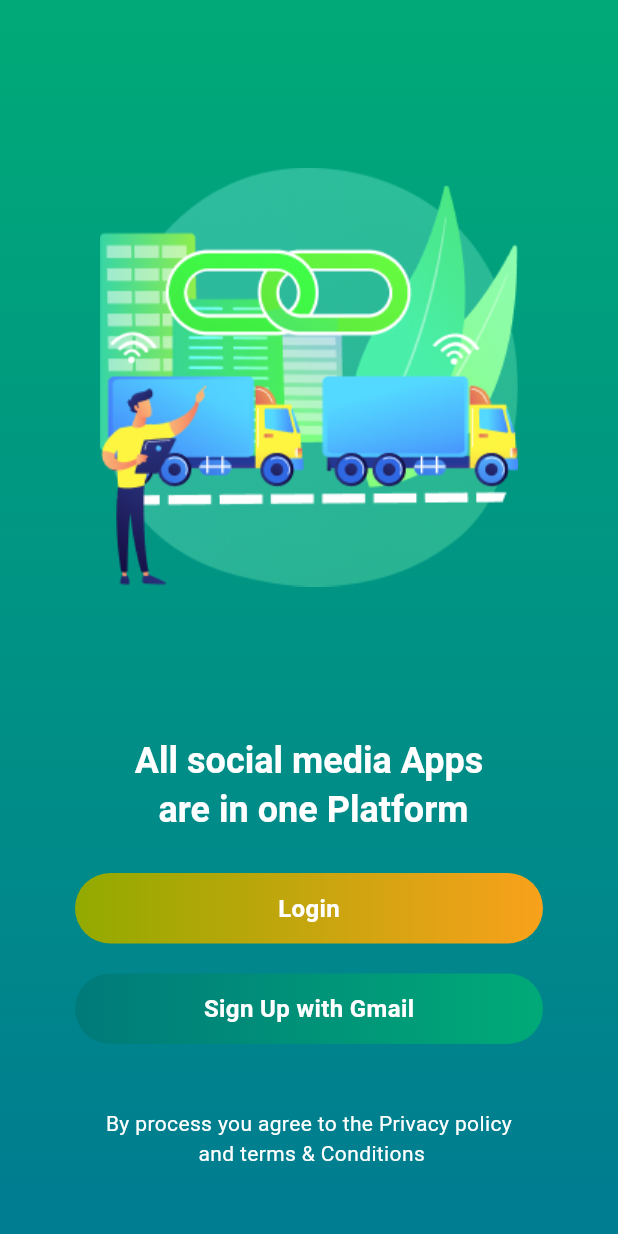
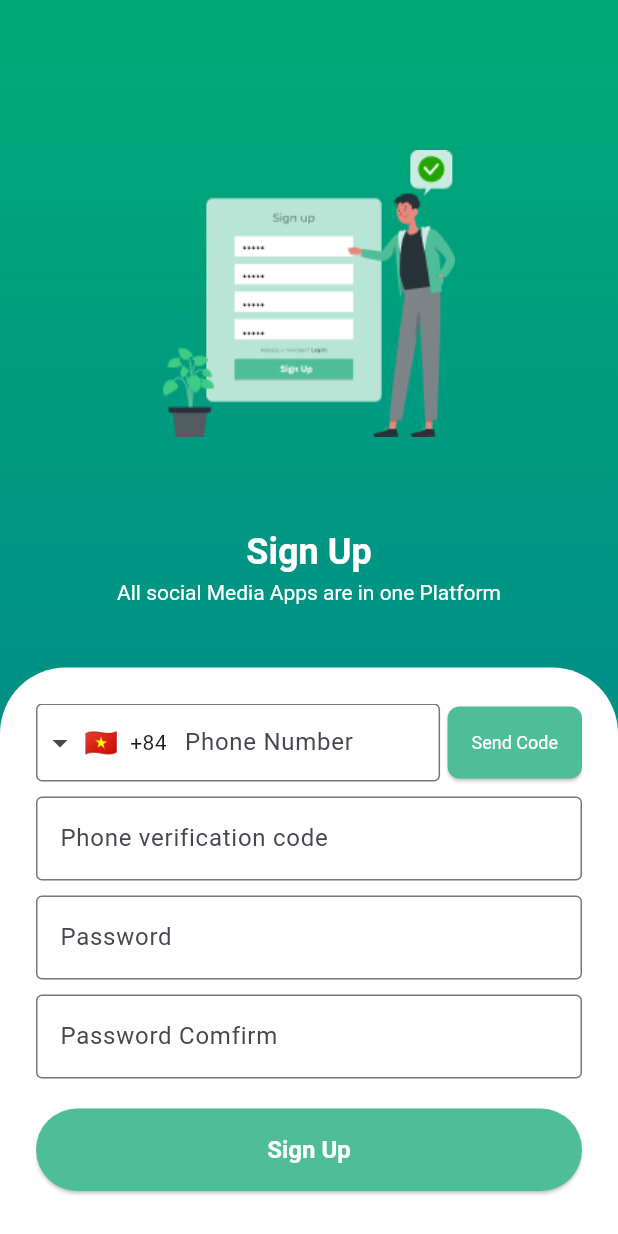
Before and after one commit to Vos247/flutter_app_demo, a Flutter app: the screen it shows after launch, after a tap on "Sign Up with Gmail", on a phone screen of 412 x 824 dp. Run offline on Flutter 3.47's test engine with Material 3 defaults, Android fonts, the phone set to English and light mode, and no system bars; drawn by our look-alikes of intl_phone_field; our stand-ins replace flutter_screenutil, get.

Commit message:
flutter signUp

```diff
--- a/lib/screens/pages/demo.dart
+++ b/lib/screens/pages/demo.dart
@@ -1,5 +1,6 @@
 import 'package:flutter/material.dart';
 import 'package:flutter_app_demo/screens/pages/login.dart';
+import 'package:flutter_app_demo/screens/pages/signUp.dart';
 import 'package:get/get.dart';
 class Demo extends StatefulWidget {
   const Demo({super.key});
@@ -88,7 +89,7 @@ class _DemoState extends State<Demo> {
                 padding: EdgeInsets.symmetric(horizontal: 50),
                 child: GestureDetector(
                   onTap: () {
-                    // Handle login button tap
+                    Get.to(()=> const SignUp());
                   },
                   child: Container(
                     padding: EdgeInsets.symmetric(vertical: 12),
--- /dev/null
+++ b/lib/screens/pages/home.dart
@@ -0,0 +1,28 @@
+import 'package:flutter/gestures.dart';
+import 'package:flutter/material.dart';
+import 'package:get/get.dart';
+
+class HomePage extends StatefulWidget{
+  const HomePage({super.key});
+
+  @override
+  State<HomePage> createState() => _HomePageState();
+}
+class _HomePageState extends State<HomePage>{
+  @override
+  Widget build(BuildContext context){
+    return Scaffold(
+      body: Container(
+        height: double.infinity,
+        width: double.infinity,
+        decoration: BoxDecoration(
+          gradient: LinearGradient(colors: [Color(0xFF00AA77), Color(0xFF007C91)],
+          begin: Alignment.topCenter, // canh giữa cạnh trên cùng
+          end: Alignment.bottomCenter, // canh giữa cạnh dưới cùng
+          ),
+        ),
+        child:
+      )
+    );
+  }
+}
--- a/lib/screens/pages/login.dart
+++ b/lib/screens/pages/login.dart
@@ -1,5 +1,9 @@
+import 'package:flutter/gestures.dart';
 import 'package:flutter/material.dart';
 import 'package:intl_phone_field/intl_phone_field.dart';
+import 'package:get/get.dart';
+import 'package:flutter_app_demo/screens/pages/signUp.dart';
+import 'package:flutter_app_demo/screens/pages/home.dart';
 
 class LoginPage extends StatefulWidget {
   const LoginPage({super.key});
@@ -72,6 +76,7 @@ class _LoginPageState extends State<LoginPage> {
                         crossAxisAlignment: CrossAxisAlignment.stretch,
                         children: [
                           IntlPhoneField(
+                            disableLengthCheck: true,
                             decoration: InputDecoration(
                               labelText: 'Phone Number',
                               border: OutlineInputBorder(),
@@ -105,7 +110,9 @@ class _LoginPageState extends State<LoginPage> {
                           ),
                           SizedBox(height: 50),
                           ElevatedButton(
-                            onPressed: () {},
+                            onPressed: () {
+                              Get.to(()=> HomePage());
+                            },
                             style: ElevatedButton.styleFrom(
                               backgroundColor: const Color(0xFF4EBE99),
                               padding: const EdgeInsets.symmetric(vertical: 16),
@@ -145,6 +152,11 @@ class _LoginPageState extends State<LoginPage> {
                                         fontWeight: FontWeight.w500,
                                         letterSpacing: 0,
                                       ),
+                                       recognizer:
+                                      TapGestureRecognizer()
+                                        ..onTap = () {
+                                          Get.to(() => SignUp()); // Chuyển trang bằng GetX
+                                        },
                                     ),
                                   ],
                                 ),
--- /dev/null
+++ b/lib/screens/pages/signUp.dart
@@ -0,0 +1,208 @@
+import 'package:flutter/gestures.dart';
+import 'package:flutter/material.dart';
+import 'package:flutter_app_demo/screens/pages/login.dart';
+import 'package:intl_phone_field/intl_phone_field.dart';
+import 'package:get/get.dart';
+// import 'package:intl_phone_field/intl_phone_field.dart';
+
+class SignUp extends StatefulWidget {
+  const SignUp({super.key});
+  @override
+  State<SignUp> createState() => _SignUpState();
+}
+
+class _SignUpState extends State<SignUp> {
+  @override
+  Widget build(BuildContext context) {
+    return Scaffold(
+      body: Container(
+        height: double.infinity,
+        width: double.infinity,
+        decoration: BoxDecoration(
+          gradient: LinearGradient(
+            colors: [Color(0xFF00AA77), Color(0xFF007C91)],
+            begin: Alignment.topCenter,
+            end: Alignment.bottomCenter,
+          ),
+        ),
+        child: Column(
+          crossAxisAlignment: CrossAxisAlignment.center, // từ trái sang phải
+          mainAxisAlignment: MainAxisAlignment.center, // canh trên xuống
+          children: [
+            SizedBox(height: 100),
+            Padding(
+              padding: const EdgeInsets.symmetric(
+                horizontal: 50,
+              ), // thêm 50 pixel ở trái và phải của widget con
+              child: Image.asset(
+                'assets/images/Frame-2.png',
+                height: 191,
+                width: 195,
+                fit: BoxFit.contain,
+              ),
+            ),
+            SizedBox(height: 60),
+            const Text(
+              'Sign Up',
+              style: TextStyle(
+                fontSize: 24,
+                fontWeight: FontWeight.w700,
+                color: Color(0xFFFFFFFF),
+                letterSpacing: 0,
+              ),
+            ),
+            const Text(
+              'All social Media Apps are in one Platform',
+              style: TextStyle(
+                fontSize: 14,
+                color: Color(0xFFFFFFFF),
+                fontWeight: FontWeight.w400,
+                letterSpacing: 0,
+              ),
+            ),
+            SizedBox(height: 20),
+            Expanded(
+              child: Container(
+                padding: EdgeInsets.all(24),
+                margin: EdgeInsets.only(top: 20),
+                decoration: BoxDecoration(
+                  color: Colors.white,
+                  borderRadius: BorderRadius.only(
+                    topLeft: Radius.circular(44),
+                    topRight: Radius.circular(44),
+                  ),
+                ),
+                child: SingleChildScrollView(
+                  child: Column(
+                    crossAxisAlignment: CrossAxisAlignment.stretch,
+                    children: [
+                      Row(
+                        children: [
+                          Expanded(
+                            child: IntlPhoneField(
+                              disableLengthCheck: true, // tắt việc kiểm tra số lượng ký tự nhập vào
+                              decoration: InputDecoration(
+                                labelText: 'Phone Number',
+                                border: OutlineInputBorder(),
+                                contentPadding: EdgeInsets.symmetric(
+                                  vertical: 14,
+                                ),
+                              ),
+                              initialCountryCode: 'VN',
+                              onChanged: (phone) {},
+                            ),
+                          ),
+                          SizedBox(width: 5),
+                          ElevatedButton(
+                            onPressed: () {},
+                            style: ElevatedButton.styleFrom(
+                              backgroundColor: Color(0xFF4EBE99),
+                              padding: EdgeInsets.symmetric(
+                                vertical: 12,
+                                horizontal: 16,
+                              ), // thẳng đứng
+                              minimumSize: Size(0, 48),
+                              shape: RoundedRectangleBorder(
+                                borderRadius: BorderRadius.circular(8),
+                              ),
+                            ),
+                            child: Text(
+                              'Send Code',
+                              style: TextStyle(
+                                fontSize: 12,
+                                color: Color(0xFFFFFFFF),
+                                fontWeight: FontWeight.w400,
+                                letterSpacing: 0,
+                              ),
+                            ),
+                          ),
+                        ],
+                      ),
+                      SizedBox(height: 10),
+                      TextFormField(
+                        obscureText: true,
+                        decoration: const InputDecoration(
+                          labelText: 'Phone verification code',
+                          border: OutlineInputBorder(),
+                        ),
+                      ),
+                      SizedBox(height: 10),
+                      TextFormField(
+                        obscureText: true,
+                        decoration: const InputDecoration(
+                          labelText: 'Password',
+                          border: OutlineInputBorder(),
+                        ),
+                      ),
+                      SizedBox(height: 10),
+                      TextFormField(
+                        obscureText: true,
+                        decoration: InputDecoration(
+                          labelText: 'Password Comfirm',
+                          border: OutlineInputBorder(),
+                        ),
+                      ),
+                      SizedBox(height: 20),
+                      ElevatedButton(
+                        onPressed: () {},
+                        style: ElevatedButton.styleFrom(
+                          backgroundColor: const Color(0xFF4EBE99),
+                          padding: const EdgeInsets.symmetric(vertical: 16),
+                          shape: RoundedRectangleBorder(
+                            borderRadius: BorderRadius.circular(30),
+                          ),
+                        ),
+                        child: const Text(
+                          'Sign Up',
+                          style: TextStyle(
+                            fontSize: 16,
+                            color: Color(0xFFFFFFFF),
+                            fontWeight: FontWeight.w700,
+                            letterSpacing: 0,
+                          ),
+                          textAlign: TextAlign.center,
+                        ),
+                      ),
+                      SizedBox(height: 10),
+                      Column(
+                        children: <Widget>[
+                          RichText(
+                            text: TextSpan(
+                              text: 'Already have an account?',
+                              style: TextStyle(
+                                fontSize: 16,
+                                color: Color(0xFF6F6D6D),
+                                fontWeight: FontWeight.w500,
+                                letterSpacing: 0,
+                              ),
+                              children: [
+                                TextSpan(
+                                  text: 'Log In',
+                                  style: TextStyle(
+                                    fontSize: 16,
+                                    color: Color(0xFF4EBE99),
+                                    fontWeight: FontWeight.w500,
+                                    letterSpacing: 0,
+                                  ),
+                                  recognizer:
+                                      TapGestureRecognizer()
+                                        ..onTap = () {
+                                          Get.to(() => LoginPage()); // Chuyển trang bằng GetX
+                                        },
+                                ),
+                              ],
+                            ),
+                          ),
+                        ],
+                      ),
+                    ],
+                  ),
+                ),
+              ),
+            ),
+          ],
+        ),
+      ),
+    );
+  }
+}
--- a/pubspec.yaml
+++ b/pubspec.yaml
@@ -24,6 +24,7 @@ flutter:
   assets:
     - assets/images/Group.png
     - assets/images/Frame.png
+    - assets/images/Frame-2.png
 
   # fonts:
   #   - family: IBMPlexSans
```
Also changed, not shown: assets/images/Frame-2.png (added).
